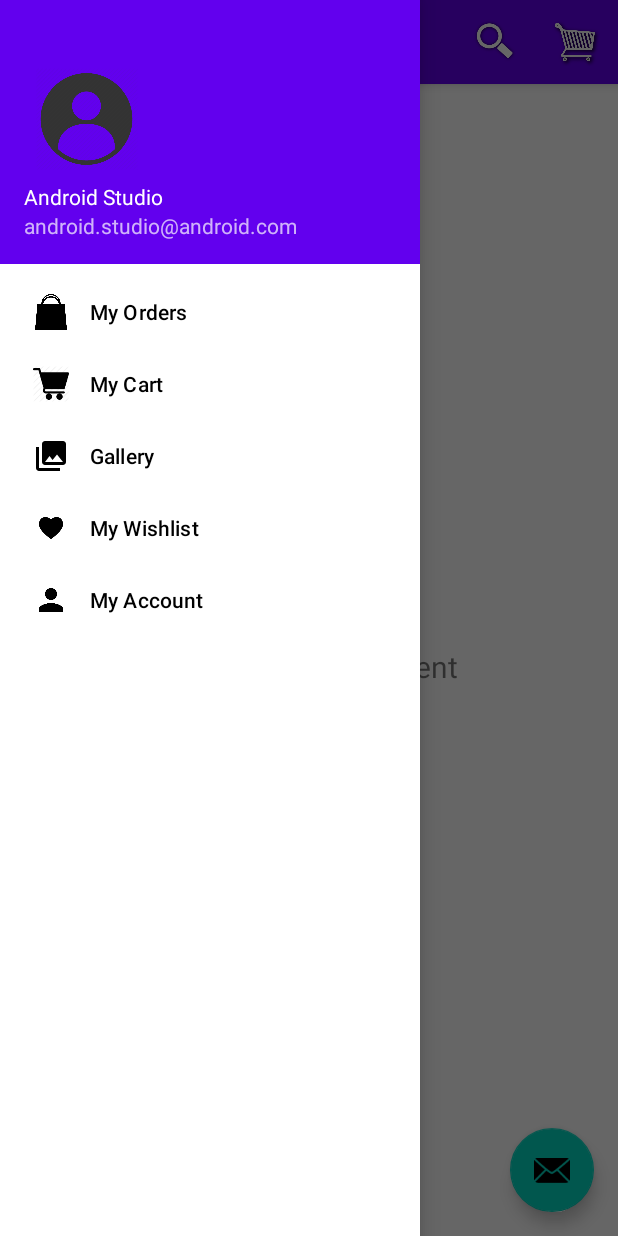
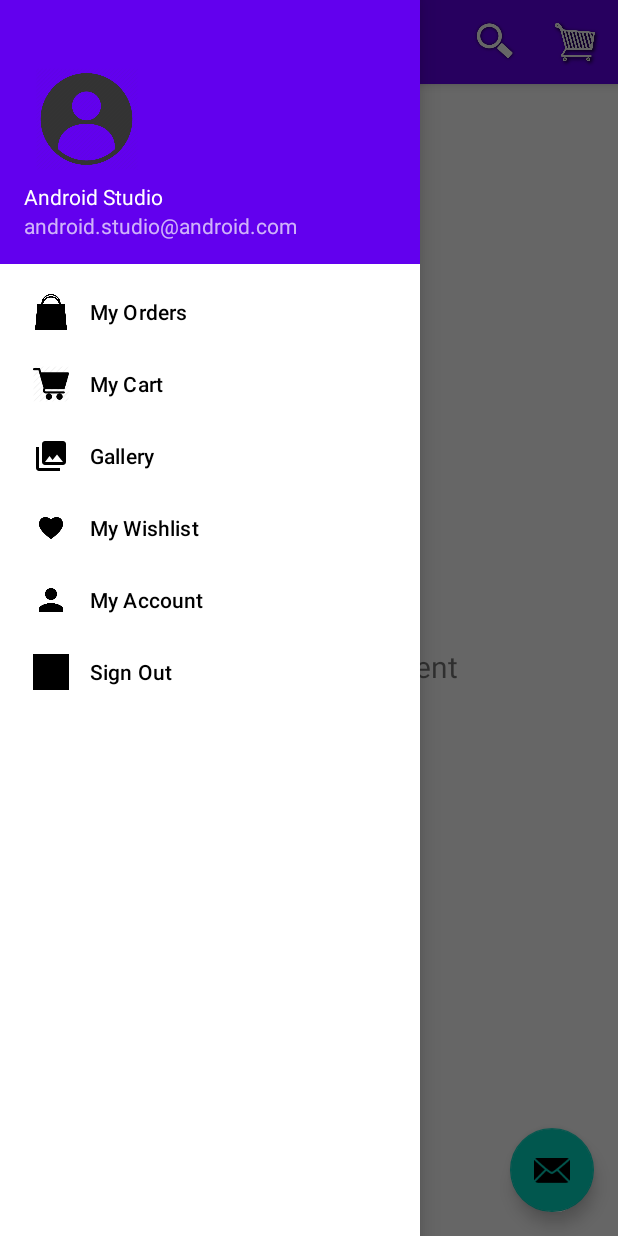
Before and after one commit to Pratiksha99-learner/crafthouse, an Android app: the navigation screen opened directly, with no data from a screen before it, with the side drawer open, on a phone screen of 412 x 824 dp. Run offline under Robolectric (Android 15) with nearby library versions, the phone set to English and light mode, and no system bars; our stand-ins replace navigation-ui.

Commit message:
modified navigation

```diff
--- a/app/src/main/java/com/mystore/crafthouse/navigation.java
+++ b/app/src/main/java/com/mystore/crafthouse/navigation.java
@@ -55,6 +55,9 @@
         NavController navController = Navigation.findNavController(this, R.id.nav_host_fragment_content_navigation);
         NavigationUI.setupActionBarWithNavController(this, navController, mAppBarConfiguration);
         NavigationUI.setupWithNavController(navigationView, navController);
+
+        //my changes
+
     }
 
     @Override
@@ -89,4 +92,6 @@
     public boolean onContextItemSelected(@NonNull MenuItem item) {
         return super.onContextItemSelected(item);
     }*/
+
+
 }
--- a/app/src/main/res/menu/activity_main_drawer.xml
+++ b/app/src/main/res/menu/activity_main_drawer.xml
@@ -25,4 +25,8 @@
             android:icon="@mipmap/account"
             android:title="My Account" />
     </group>
+    <item
+        android:id="@+id/nav_signout"
+        android:icon="@mipmap/signout"
+        android:title="Sign Out" />
 </menu>
```
Also changed, not shown: 1 other file.
